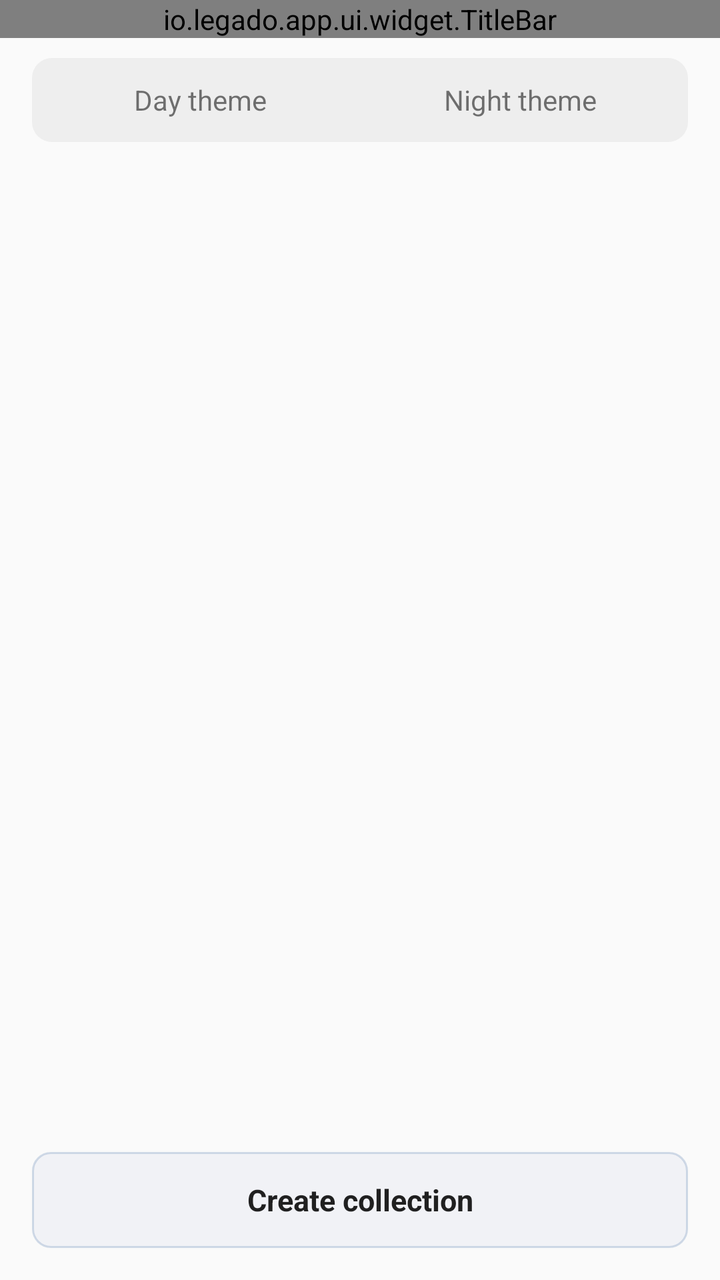
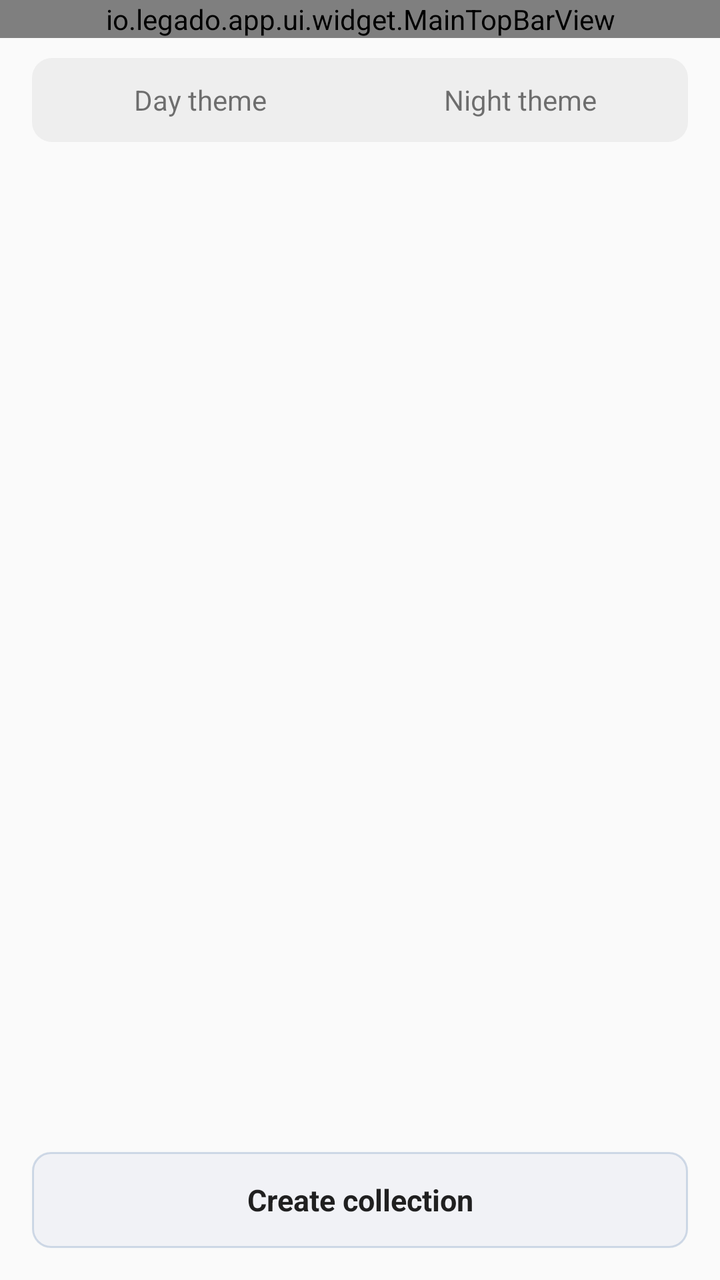

Two renders of the same Android screen: before a commit and after it. Below are the layout's source before the change and the commit's diff.
<!-- AndroidManifest.xml: application theme AppTheme.Light -->
<!-- res/layout/activity_cover_collection_manage.xml -->
<?xml version="1.0" encoding="utf-8"?>
<LinearLayout xmlns:android="http://schemas.android.com/apk/res/android"
    xmlns:app="http://schemas.android.com/apk/res-auto"
    android:layout_width="match_parent"
    android:layout_height="match_parent"
    android:orientation="vertical">

    <io.legado.app.ui.widget.TitleBar
        android:id="@+id/title_bar"
        android:layout_width="match_parent"
        android:layout_height="wrap_content"
        app:title="@string/cover_collection_manage" />

    <LinearLayout
        android:id="@+id/tab_bar"
        android:layout_width="match_parent"
        android:layout_height="42dp"
        android:layout_marginStart="16dp"
        android:layout_marginTop="10dp"
        android:layout_marginEnd="16dp"
        android:background="@drawable/bg_bookshelf_tag_track"
        android:gravity="center"
        android:orientation="horizontal"
        android:padding="4dp">

        <TextView
            android:id="@+id/btn_day"
            android:layout_width="0dp"
            android:layout_height="match_parent"
            android:layout_weight="1"
            android:background="@drawable/bg_bookshelf_tag_item"
            android:gravity="center"
            android:text="@string/theme_day"
            android:textSize="14sp" />

        <TextView
            android:id="@+id/btn_night"
            android:layout_width="0dp"
            android:layout_height="match_parent"
            android:layout_weight="1"
            android:background="@drawable/bg_bookshelf_tag_item"
            android:gravity="center"
            android:text="@string/theme_night"
            android:textSize="14sp" />

    </LinearLayout>

    <androidx.recyclerview.widget.RecyclerView
        android:id="@+id/recycler_view"
        android:layout_width="match_parent"
        android:layout_height="0dp"
        android:layout_marginTop="8dp"
        android:layout_weight="1"
        android:clipToPadding="false"
        android:paddingStart="16dp"
        android:paddingEnd="16dp"
        android:paddingBottom="16dp" />

    <TextView
        android:id="@+id/btn_add"
        android:layout_width="match_parent"
        android:layout_height="48dp"
        android:layout_marginStart="16dp"
        android:layout_marginEnd="16dp"
        android:layout_marginBottom="16dp"
        android:background="@drawable/bg_book_info_action_secondary"
        android:gravity="center"
        android:text="@string/cover_collection_add"
        android:textColor="@color/primaryText"
        android:textSize="15sp"
        android:textStyle="bold" />

</LinearLayout>
<!-- resources referenced by this layout -->
<resources>
  <color name="primaryText">#de000000</color>
  <!-- drawable bg_bookshelf_tag_item (drawable) -->
  <?xml version="1.0" encoding="utf-8"?>
  <selector xmlns:android="http://schemas.android.com/apk/res/android">
      <item android:state_selected="true">
          <shape android:shape="rectangle">
              <corners android:radius="@dimen/ui_action_radius" />
              <solid android:color="@color/background_card" />
          </shape>
      </item>
      <item>
          <shape android:shape="rectangle">
              <corners android:radius="@dimen/ui_action_radius" />
              <solid android:color="@android:color/transparent" />
          </shape>
      </item>
  </selector>
  <!-- drawable bg_bookshelf_tag_track (drawable) -->
  <?xml version="1.0" encoding="utf-8"?>
  <shape xmlns:android="http://schemas.android.com/apk/res/android"
      android:shape="rectangle">
      <corners android:radius="@dimen/ui_panel_radius" />
      <solid android:color="@color/background_menu" />
  </shape>
  <string name="cover_collection_add">Create collection</string>
  <string name="cover_collection_manage">Cover collections</string>
  <string name="theme_day">Day theme</string>
  <string name="theme_night">Night theme</string>
  <style name="AppTheme.Light" parent="Base.AppTheme">
          <item name="actionBarStyle">@style/AppTheme.AppBarOverlay.Light</item>
      </style>
  <dimen name="ui_action_radius">9dp</dimen>
  <color name="btn_bg_press">#63ACACAC</color>
  <color name="glass_stroke">#668FA8C8</color>
  <color name="book_info_frost">#DDF1F2F6</color>
  <color name="background_card">@color/md_grey_100</color>
  <dimen name="ui_panel_radius">10dp</dimen>
  <color name="background_menu">@color/md_grey_200</color>
  <style name="Base.AppTheme" parent="Theme.AppCompat.DayNight.NoActionBar">
          <item name="colorPrimary">@color/primary</item>
          <item name="colorPrimaryDark">@color/primaryDark</item>
          <item name="colorAccent">@color/accent</item>
          <item name="actionOverflowMenuStyle">@style/Style.PopupMenu</item>
          <item name="android:itemTextAppearance">@style/Style.MenuItemText</item>
          <item name="android:popupMenuStyle">@style/Style.PopupMenu</item>
          <item name="android:statusBarColor">@color/transparent</item>
          <item name="android:windowDrawsSystemBarBackgrounds">true</item>
      </style>
  <style name="AppTheme.AppBarOverlay.Light" parent="ThemeOverlay.AppCompat.Light">
          <item name="colorAccent">@color/md_grey_900</item>
      </style>
  <color name="md_grey_100">#F5F5F5</color>
  <color name="md_grey_200">#EEEEEE</color>
  <color name="primary">@color/md_light_blue_800</color>
  <color name="primaryDark">@color/md_light_blue_900</color>
  <color name="accent">@color/md_pink_800</color>
  <style name="Style.PopupMenu" parent="Widget.AppCompat.PopupMenu">
          <item name="android:popupBackground">@drawable/bg_popup_menu</item>
      </style>
  <style name="Style.MenuItemText" parent="@android:style/TextAppearance.Widget.IconMenu.Item">
          <item name="android:textColor">@color/menu_color_default</item>
          <item name="android:textSize">16sp</item>
      </style>
  <color name="transparent">#00000000</color>
  <color name="md_grey_900">#212121</color>
  <color name="md_light_blue_800">#0277BD</color>
  <color name="md_light_blue_900">#01579B</color>
  <color name="md_pink_800">#AD1457</color>
  <!-- drawable bg_popup_menu (drawable) -->
  <?xml version="1.0" encoding="utf-8"?>
  <shape xmlns:android="http://schemas.android.com/apk/res/android"
         android:shape="rectangle">
  
      <solid android:color="@color/background_menu"/>
  
      <corners android:radius="2dp"/>
  
  </shape>
  <color name="menu_color_default">#383838</color>
  <!-- unchanged entries left out for length: 1 -->
</resources>

<!-- the commit's change to res/layout/activity_cover_collection_manage.xml (unified diff, before → after) -->
@@ -5,11 +5,10 @@
     android:layout_height="match_parent"
     android:orientation="vertical">
 
-    <io.legado.app.ui.widget.TitleBar
+    <io.legado.app.ui.widget.MainTopBarView
         android:id="@+id/title_bar"
         android:layout_width="match_parent"
-        android:layout_height="wrap_content"
-        app:title="@string/cover_collection_manage" />
+        android:layout_height="wrap_content" />
 
     <LinearLayout
         android:id="@+id/tab_bar"
<!-- resource entries referenced after the edit -->
@@ -25,7 +25,6 @@
       <solid android:color="@color/background_menu" />
   </shape>
   <string name="cover_collection_add">Create collection</string>
-  <string name="cover_collection_manage">Cover collections</string>
   <string name="theme_day">Day theme</string>
   <string name="theme_night">Night theme</string>
   <style name="AppTheme.Light" parent="Base.AppTheme">
